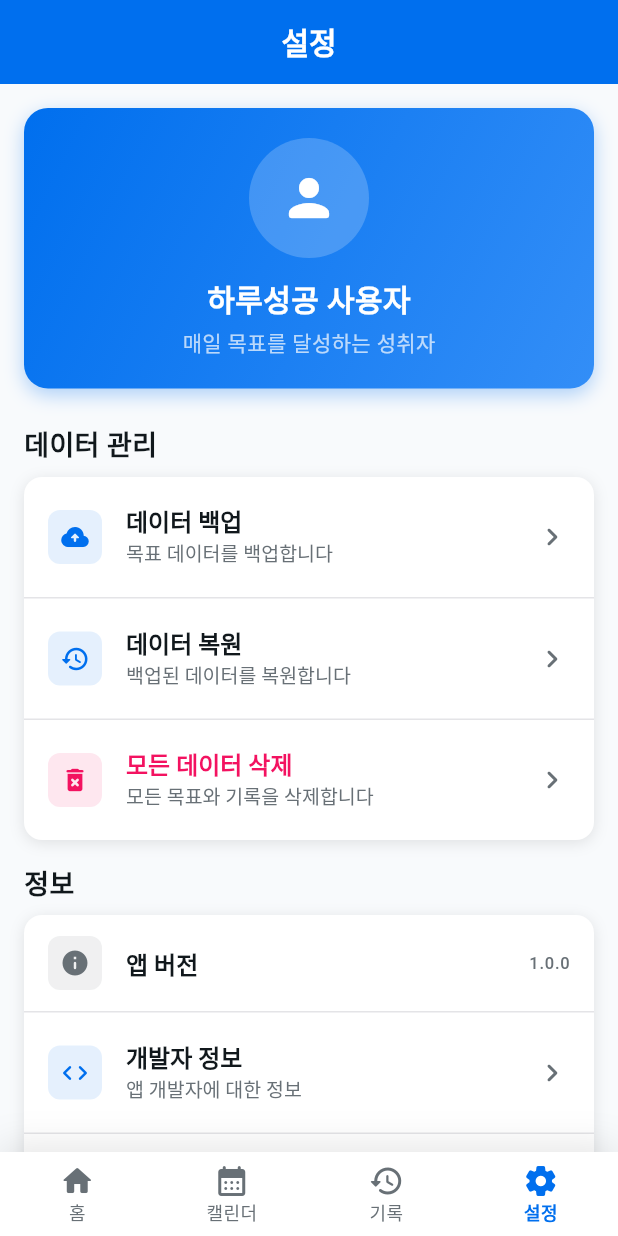
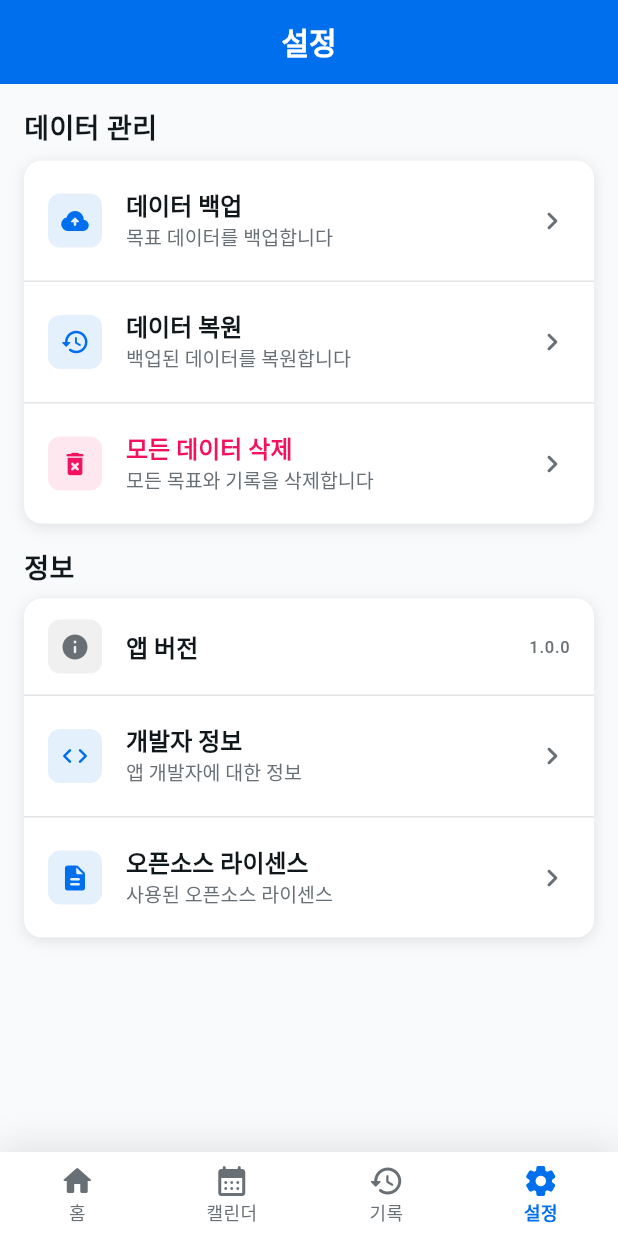
Before and after one commit to toughbox/superday, a Flutter app: the screen it shows after launch, item 4 of the bottom bar chosen, on a phone screen of 412 x 824 dp. Run offline on Flutter 3.47's test engine with Material 3 defaults, Android fonts, the light colour scheme and no system bars; our stand-ins replace file_picker, shared_preferences, sqflite, table_calendar; missing offline and left inert: dart:html; accounts and stored records are empty; Roboto replaces fonts that are missing (Pretendard).

Commit message:
사용자 카드 제거

```diff
--- a/lib/constants/colors.dart
+++ b/lib/constants/colors.dart
@@ -15,6 +15,7 @@ class AppColors {
   static const Color surface = Color(0xFFFFFFFF);
   static const Color surfaceVariant = Color(0xFFF4F4F5);
   static const Color surfaceContainer = Color(0xFFFAFAFA);
+  static const Color surfaceCloud = Color(0xFFF7F7F7);
 
   // Background Gradients
   static const List<Color> backgroundGradient = [
@@ -32,6 +33,8 @@ class AppColors {
     Color(0xFF45D483),
   ];
 
+  static const List<Color> skyGradient = [Color(0xFF87CEEB), Color(0xFFE0F6FF)];
+
   // Status Colors
   static const Color success = Color(0xFF17C964);
   static const Color successLight = Color(0xFF45D483);
@@ -44,10 +47,13 @@ class AppColors {
   static const Color textSecondary = Color(0xFF687076);
   static const Color textTertiary = Color(0xFF9CA3AF);
   static const Color textOnPrimary = Color(0xFFFFFFFF);
+  static const Color textMuted = Color(0xFF9CA3AF);
+  static const Color textLight = Color(0xFFFFFFFF);
 
   // Border Colors
   static const Color border = Color(0xFFE4E4E7);
   static const Color borderLight = Color(0xFFF4F4F5);
+  static const Color divider = Color(0xFFE4E4E7);
 
   // Shadow Colors
   static const Color shadow = Color(0x1A000000);
@@ -57,8 +63,20 @@ class AppColors {
   static const Color glass = Color(0x80FFFFFF);
   static const Color glassStrong = Color(0xCCFFFFFF);
 
+  // Journey/Progress Colors
+  static const Color journeyStart = Color(0xFF006FEE);
+  static const Color journeyProgress = Color(0xFF17C964);
+  static const Color journeyComplete = Color(0xFFFF6B9D);
+
+  // Additional Colors
+  static const Color skyBlue = Color(0xFF87CEEB);
+  static const Color lightSky = Color(0xFFE0F6FF);
+  static const Color sunsetOrange = Color(0xFFF5A524);
+  static const Color primaryPink = Color(0xFFF31260);
+
   // 기존 호환성을 위한 별칭들
   static const Color background = Color(0xFFF8FAFC);
+  static const Color backgroundLight = Color(0xFFF8FAFC);
   static const Color primaryMint = Color(0xFF17C964);
   static const Color primaryLavender = Color(0xFF006FEE);
 }
--- a/lib/constants/themes.dart
+++ b/lib/constants/themes.dart
@@ -144,15 +144,15 @@ class AppThemes {
 
       // CheckBox 테마
       checkboxTheme: CheckboxThemeData(
-        fillColor: MaterialStateProperty.resolveWith<Color>((
-          Set<MaterialState> states,
+        fillColor: WidgetStateProperty.resolveWith<Color>((
+          Set<WidgetState> states,
         ) {
-          if (states.contains(MaterialState.selected)) {
+          if (states.contains(WidgetState.selected)) {
             return AppColors.success;
           }
           return AppColors.surface;
         }),
-        checkColor: MaterialStateProperty.all(AppColors.textOnPrimary),
+        checkColor: WidgetStateProperty.all(AppColors.textOnPrimary),
         shape: RoundedRectangleBorder(borderRadius: BorderRadius.circular(4)),
       ),
 
--- a/lib/screens/settings_screen.dart
+++ b/lib/screens/settings_screen.dart
@@ -28,60 +28,6 @@ class _SettingsScreenState extends State<SettingsScreen> {
         child: Column(
           crossAxisAlignment: CrossAxisAlignment.start,
           children: [
-            // 사용자 정보 카드
-            Container(
-              width: double.infinity,
-              padding: const EdgeInsets.all(20),
-              decoration: BoxDecoration(
-                gradient: const LinearGradient(
-                  colors: AppColors.primaryGradient,
-                  begin: Alignment.topLeft,
-                  end: Alignment.bottomRight,
-                ),
-                borderRadius: BorderRadius.circular(16),
-                boxShadow: [
-                  BoxShadow(
-                    color: AppColors.primary.withOpacity(0.3),
-                    blurRadius: 10,
-                    offset: const Offset(0, 4),
-                  ),
-                ],
-              ),
-              child: Column(
-                children: [
-                  Container(
-                    width: 80,
-                    height: 80,
-                    decoration: BoxDecoration(
-                      color: Colors.white.withOpacity(0.2),
-                      borderRadius: BorderRadius.circular(40),
-                    ),
-                    child: const Icon(
-                      Icons.person_rounded,
-                      size: 40,
-                      color: Colors.white,
-                    ),
-                  ),
-                  const SizedBox(height: 12),
-                  const Text(
-                    '하루성공 사용자',
-                    style: TextStyle(
-                      fontSize: 20,
-                      fontWeight: FontWeight.bold,
-                      color: Colors.white,
-                    ),
-                  ),
-                  const SizedBox(height: 4),
-                  const Text(
-                    '매일 목표를 달성하는 성취자',
-                    style: TextStyle(fontSize: 14, color: Colors.white70),
-                  ),
-                ],
-              ),
-            ),
-
-            const SizedBox(height: 24),
-
             // 데이터 관리 섹션
             _buildSectionTitle('데이터 관리'),
             _buildSettingsCard([
```
